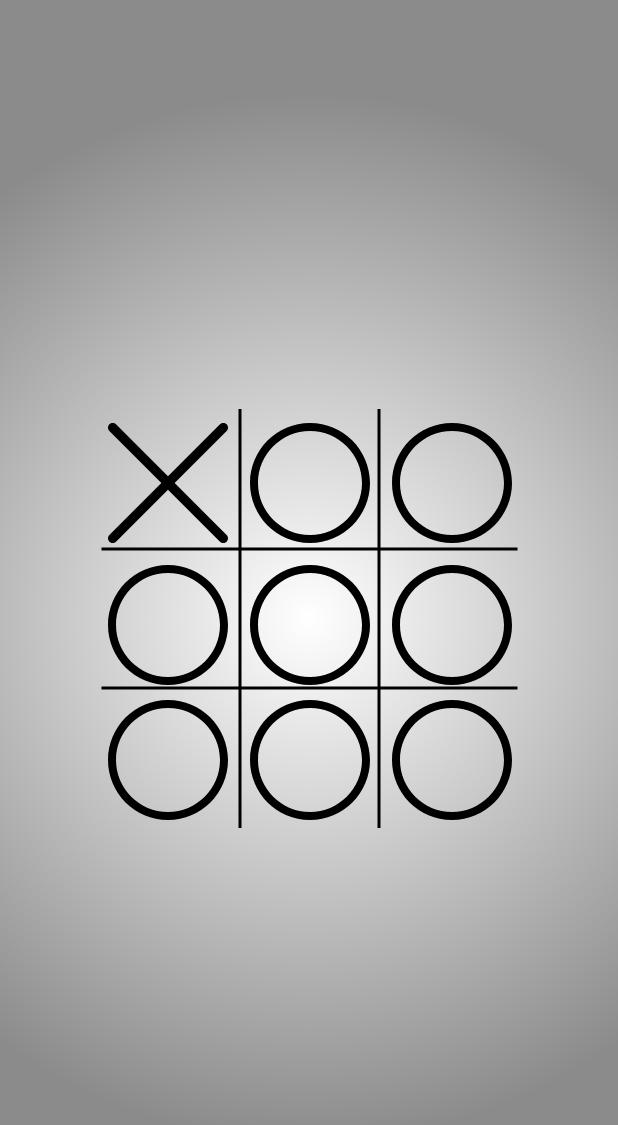
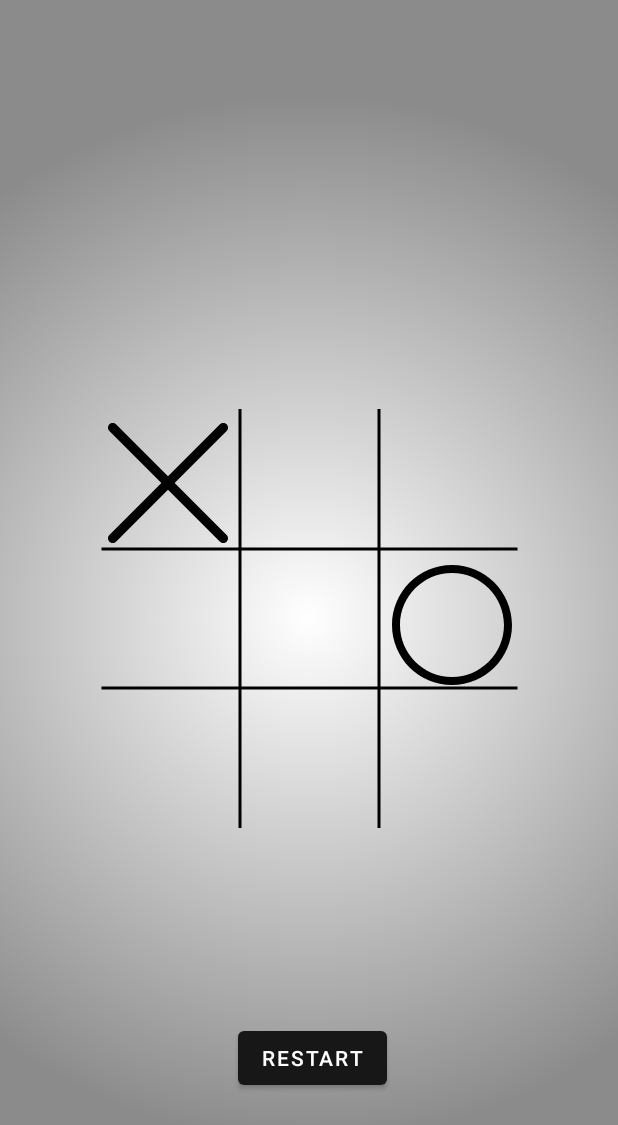
Before and after one commit to Bagaviev/AndroidSchool2021.2, an Android app: the screen it shows after launch (MainActivity), after a tap on an icon or button, on a phone screen of 412 x 824 dp. Shown: the top 1125 px of the screen. Run offline under Robolectric (Android 15) with nearby library versions, the light colour scheme and no system bars.

Commit message:
3) Отлично основа игры готова (по старо наработке, портировал логику с textView setText на levelList + на Kotlin. Остается сделать подсветку победной линии, сообщение о победе, звук. После делаем анимацию счета сверху.

```diff
--- a/Homework/Lesson5/app/src/main/java/com/example/lesson5/MainActivity.kt
+++ b/Homework/Lesson5/app/src/main/java/com/example/lesson5/MainActivity.kt
@@ -1,44 +1,66 @@
 package com.example.lesson5
 
 import android.os.Bundle
-import android.util.Log
-import android.view.View
 import android.widget.Button
-import android.widget.ImageButton
 import android.widget.ImageView
-import android.widget.Toast
 import androidx.appcompat.app.AppCompatActivity
-import androidx.appcompat.app.AppCompatDelegate
+import java.util.*
 
-class MainActivity : AppCompatActivity() {
-    private val imageButtonsRefs = arrayOf(R.id.iv0, R.id.iv1, R.id.iv2, R.id.iv3, R.id.iv4, R.id.iv5, R.id.iv6, R.id.iv7, R.id.iv8)
-    private val imageButtonHolder = Array(3) {
-        arrayOfNulls<ImageView>(3)
+class MainActivity() : AppCompatActivity() {
+
+//        Log.e("log:", "imageButtonHolder[1][1].id $i")
+//        Toast.makeText(this,"bla", Toast.LENGTH_SHORT).show()
+//        val i: Int? = imageButtonHolder[1][1]?.drawable?.level
+
+    companion object {
+        const val DOTS_TO_WIN: Int = 3
+        const val MAX_MOVE_CNT: Int = 9
+        const val EMPTY_LEVEL: Int = 0
+        const val CROSS_LEVEL: Int = 1
+        const val CIRCLE_LEVEL: Int = 2
+        var MOVE_CNT: Int = 0
+        var WIN_CNT: Int = 0
+        var LOSE_CNT: Int = 0
+        var DRAW_CNT: Int = 0
     }
+
+    private val imageViewsRefs = arrayOf(R.id.iv0, R.id.iv1, R.id.iv2, R.id.iv3, R.id.iv4, R.id.iv5, R.id.iv6, R.id.iv7, R.id.iv8)
+    private val imageViewsHolder = Array(3) { arrayOfNulls<ImageView>(3) }
+
+    private lateinit var buttonR: Button
 
     override fun onCreate(savedInstanceState: Bundle?) {
         super.onCreate(savedInstanceState)
         setContentView(R.layout.activity_main)
 
-//        button.setBackgroundResource(R.drawable.cross);
-//        Log.e("log:", "view № $i $j inflated")
-//        Toast.makeText(this,"bla", Toast.LENGTH_SHORT).show()
-
+        buttonR = findViewById<Button>(R.id.buttonRestart)
         initMap()
     }
 
     override fun onStart() {
         super.onStart()
+        buttonR.setOnClickListener { restartGame() }
+    }
+
+    private fun restartGame() {
+        for (i in imageViewsHolder.indices) {
+            for (j in imageViewsHolder[i].indices) {
+                imageViewsHolder[i][j]?.setImageLevel(0)
+//                imageButtonHolder[i][j]?.setBackgroundColor(Color.parseColor("#bd9bd1"))
+                MOVE_CNT = 0
+                initMap()
+            }
+        }
     }
 
     private fun initMap() {
         var i = 0
         var s = 0
-        while (i < imageButtonHolder.size) {
-            for (j in imageButtonHolder[i].indices) {
-                imageButtonHolder[i][j] = findViewById(imageButtonsRefs[s])
-                imageButtonHolder[i][j]?.setOnClickListener {
-                    (it as ImageView).setImageLevel(1)
+        while (i < imageViewsHolder.size) {
+            for (j in imageViewsHolder[i].indices) {
+                imageViewsHolder[i][j] = findViewById(imageViewsRefs[s])
+                imageViewsHolder[i][j]?.setOnClickListener {
+                    doPlayerMove(it as ImageView)
                 }
                 s++
             }
@@ -46,6 +68,74 @@ class MainActivity : AppCompatActivity() {
         }
     }
 
-    // imageButton statelist обращение проверку состояния сделать
+    private fun freezeMap() {
+        for (i in imageViewsHolder.indices) {
+            for (element in imageViewsHolder[i]) {
+                element?.setOnClickListener(null)
+            }
+        }
+    }
 
+
+    private fun doPlayerMove(v: ImageView) {
+        if (v?.drawable?.level == EMPTY_LEVEL) {
+            v?.drawable?.level = CROSS_LEVEL
+            MOVE_CNT++
+            if (checkWin(CROSS_LEVEL)) {
+                freezeMap()
+                WIN_CNT++
+//                updateScore(WIN_MESSAGE)
+//                printMessage(WIN_MESSAGE)
+//                colorize(PLAYER_SYM)
+                return
+            }
+            doAiMove()
+        }
+    }
+
+    private fun checkWin(symb: Int): Boolean {
+        var winToD1 = 0
+        var winToD2 = 0
+        for (i in imageViewsHolder.indices) {
+            var winToCol = 0
+            var winToRow = 0
+            for (j in imageViewsHolder[i].indices) {
+                if (imageViewsHolder[i][j]?.drawable?.level == symb) winToRow++
+                if (imageViewsHolder[j][i]?.drawable?.level  == symb) winToCol++
+            }
+            if (winToRow == DOTS_TO_WIN || winToCol == DOTS_TO_WIN) return true
+            if (imageViewsHolder[i][i]?.drawable?.level == symb) winToD1++
+            if (imageViewsHolder[i][imageViewsHolder[i].size - i - 1]?.drawable?.level == symb) winToD2++
+        }
+        return winToD1 == DOTS_TO_WIN || winToD2 == DOTS_TO_WIN
+    }
+
+    private fun doAiMove() {
+        val random = Random()
+        var x: Int
+        var y: Int
+        while (true) {
+            if (MOVE_CNT >= MAX_MOVE_CNT) {
+//                printMessage(com.example.reclinetask.GameActivity.DRAW_MESSAGE)
+                DRAW_CNT++
+//                updateScore(com.example.reclinetask.GameActivity.DRAW_MESSAGE)
+                freezeMap()
+                return
+            }
+            x = random.nextInt(imageViewsHolder.size)
+            y = random.nextInt(imageViewsHolder.size)
+            if (imageViewsHolder[x][y]?.drawable?.level == EMPTY_LEVEL) {
+                imageViewsHolder[x][y]?.drawable?.level = CIRCLE_LEVEL
+                MOVE_CNT++
+                if (checkWin(CIRCLE_LEVEL)) {
+                    freezeMap()
+                    LOSE_CNT++
+//                    updateScore(com.example.reclinetask.GameActivity.LOSE_MESSAGE)
+//                    printMessage(com.example.reclinetask.GameActivity.LOSE_MESSAGE)
+//                    colorize(com.example.reclinetask.GameActivity.AI_SYM)
+                }
+                break
+            }
+        }
+    }
 }
--- a/Homework/Lesson5/app/src/main/res/drawable/field_items.xml
+++ b/Homework/Lesson5/app/src/main/res/drawable/field_items.xml
@@ -2,11 +2,16 @@
 <level-list xmlns:android="http://schemas.android.com/apk/res/android">
     <item
             android:maxLevel="0"
-            android:drawable="@drawable/ic_circle">
+            android:drawable="@drawable/ic_empty">
     </item>
 
     <item
             android:maxLevel="1"
             android:drawable="@drawable/ic_cross">
     </item>
+
+    <item
+            android:maxLevel="2"
+            android:drawable="@drawable/ic_circle">
+    </item>
 </level-list>
--- /dev/null
+++ b/Homework/Lesson5/app/src/main/res/drawable/ic_empty.xml
@@ -0,0 +1,4 @@
+<?xml version="1.0" encoding="utf-8"?>
+<shape xmlns:android="http://schemas.android.com/apk/res/android">
+
+</shape>
--- a/Homework/Lesson5/app/src/main/res/layout/activity_main.xml
+++ b/Homework/Lesson5/app/src/main/res/layout/activity_main.xml
@@ -6,6 +6,18 @@
         android:layout_height="match_parent"
         tools:context=".MainActivity"
         android:background="@drawable/main_background">
+
+    <Button
+            android:text="Restart"
+            android:layout_width="wrap_content"
+            android:layout_height="wrap_content"
+            android:id="@+id/buttonRestart"
+            app:layout_constraintStart_toStartOf="parent"
+            app:layout_constraintEnd_toEndOf="parent"
+            app:layout_constraintTop_toBottomOf="@+id/main_l"
+            app:layout_constraintBottom_toBottomOf="parent"
+            app:layout_constraintHorizontal_bias="0.508"
+            app:layout_constraintVertical_bias="0.58" />
 
     <TableLayout
             android:layout_width="275dp"
--- a/Homework/Lesson5/app/src/main/res/values/themes.xml
+++ b/Homework/Lesson5/app/src/main/res/values/themes.xml
@@ -2,7 +2,7 @@
     <!-- Base application theme. -->
     <style name="Theme.Lesson5" parent="Theme.MaterialComponents.DayNight.DarkActionBar">
         <!-- Primary brand color. -->
-        <item name="colorPrimary">@color/purple_500</item>
+        <item name="colorPrimary">@color/kaef_black_main</item>
         <item name="colorPrimaryVariant">@color/kaef_black</item>
         <item name="colorOnPrimary">@color/white</item>
         <!-- Secondary brand color. -->
```
